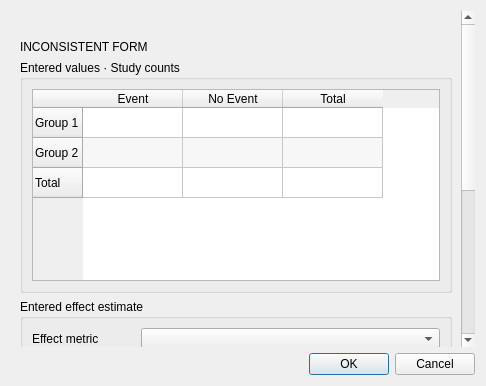
Qt form src/rc_metastudio/forms/binary_data_dialog.ui (AliSalman-et-al/rc-metastudio) before a commit.
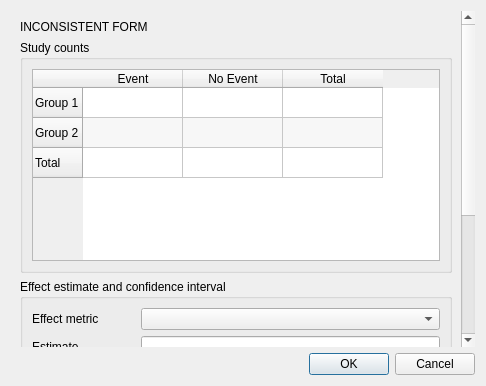
The same form after that commit. Icons and pictures are not drawn.

```diff
--- a/src/rc_metastudio/forms/binary_data_dialog.ui
+++ b/src/rc_metastudio/forms/binary_data_dialog.ui
@@ -15,11 +15,10 @@
      <widget class="QWidget" name="content_widget">
       <property name="geometry"><rect><x>0</x><y>0</y><width>0</width><height>0</height></rect></property>
       <layout class="QVBoxLayout" name="content_layout">
-       <item><widget class="QLabel" name="study_context_label"><property name="accessibleName"><string>Study editing context</string></property><property name="wordWrap"><bool>true</bool></property><property name="text"><string/></property></widget></item>
        <item><widget class="QLabel" name="inconsistencyLabel"><property name="text"><string>INCONSISTENT FORM</string></property><property name="wordWrap"><bool>true</bool></property></widget></item>
        <item>
         <widget class="QGroupBox" name="counts_group">
-         <property name="title"><string>Entered values · Study counts</string></property>
+         <property name="title"><string>Study counts</string></property>
          <layout class="QVBoxLayout" name="counts_layout">
           <item>
            <widget class="QTableWidget" name="raw_data_table">
@@ -46,7 +45,7 @@
        </item>
        <item>
         <widget class="QGroupBox" name="groupBox">
-         <property name="title"><string>Entered effect estimate</string></property>
+         <property name="title"><string>Effect estimate and confidence interval</string></property>
          <layout class="QFormLayout" name="calculator_layout">
           <property name="fieldGrowthPolicy"><enum>QFormLayout::AllNonFixedFieldsGrow</enum></property>
           <property name="rowWrapPolicy"><enum>QFormLayout::WrapLongRows</enum></property>
@@ -71,10 +70,9 @@
         <layout class="QHBoxLayout" name="calculator_actions_layout">
          <item><widget class="QPushButton" name="clear_button"><property name="text"><string>Clear Form</string></property></widget></item>
          <item><spacer name="calculator_actions_spacer"><property name="orientation"><enum>Qt::Horizontal</enum></property><property name="sizeHint" stdset="0"><size><width>40</width><height>20</height></size></property></spacer></item>
-         <item><widget class="QPushButton" name="back_calculate_button"><property name="enabled"><bool>false</bool></property><property name="accessibleName"><string>Preview calculated values</string></property><property name="accessibleDescription"><string>Preview counts reconstructed from the entered effect estimate and confidence interval.</string></property><property name="text"><string>Preview calculated values</string></property></widget></item>
+         <item><widget class="QPushButton" name="back_calculate_button"><property name="enabled"><bool>false</bool></property><property name="text"><string>Back-Calculate Table</string></property></widget></item>
         </layout>
        </item>
-       <item><widget class="QGroupBox" name="calculated_values_group"><property name="title"><string>Calculated values</string></property><layout class="QVBoxLayout" name="calculated_values_layout"><item><widget class="QLabel" name="calculated_values_label"><property name="accessibleName"><string>Calculated values preview</string></property><property name="wordWrap"><bool>true</bool></property><property name="text"><string/></property></widget></item></layout></widget></item>
        <item><widget class="QLabel" name="event_lbl_3"><property name="text"><string/></property></widget></item>
        <item><widget class="QLabel" name="label_18"><property name="text"><string/></property></widget></item>
        <item><widget class="QLabel" name="label_19"><property name="text"><string/></property></widget></item>
```
